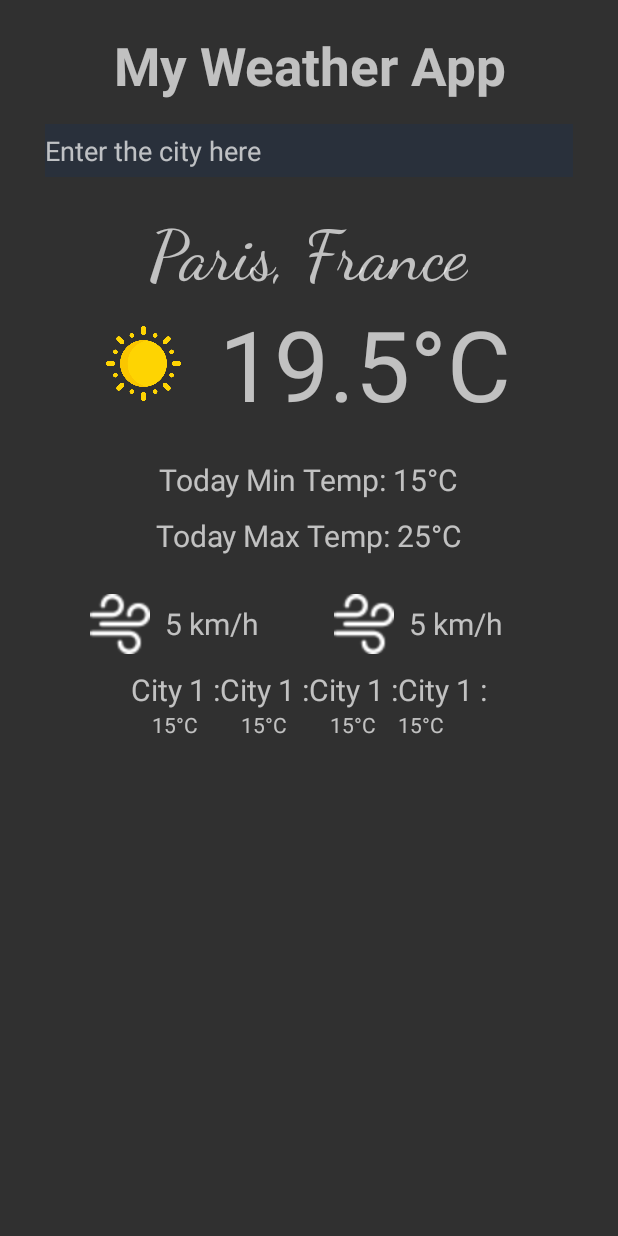
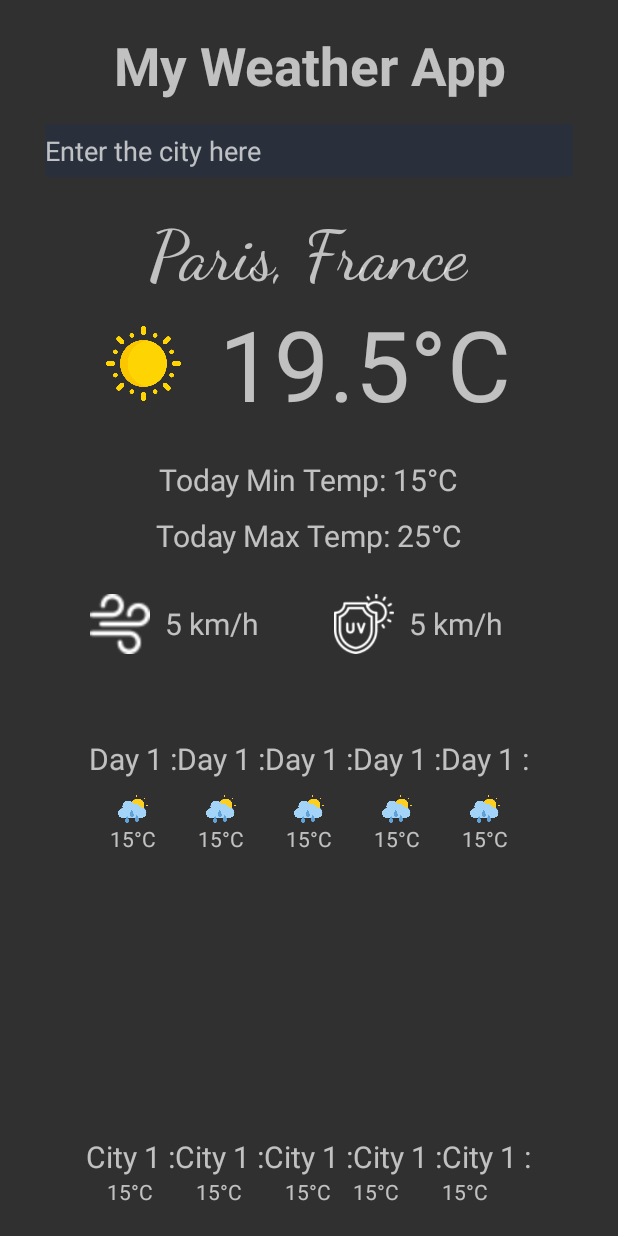
Before and after one commit to Anosy00/WeatherAppDevezeTheodore, an Android app built with Jetpack Compose: the screen it shows after launch (MainActivity), on a phone screen of 412 x 824 dp. Run offline under Robolectric (Android 15) with nearby library versions, the phone set to English and light mode, and no system bars.

Commit message:
Keep building visual interface

```diff
--- /dev/null
+++ b/WeatherApp2/androidApp/src/main/java/Constants.java
@@ -0,0 +1,3 @@
+public class Constants {
+    public static final String apiKey = "HZEWWXN4GMPXSQV5GBCDPU3BA";
+}
--- a/WeatherApp2/androidApp/src/main/res/layout/main_page_layout.xml
+++ b/WeatherApp2/androidApp/src/main/res/layout/main_page_layout.xml
@@ -106,7 +106,7 @@
             <ImageView
                 android:layout_width="40dp"
                 android:layout_height="40dp"
-                android:src="@drawable/wind"/>
+                android:src="@drawable/uvprotection"/>
 
             <TextView
                 android:layout_width="wrap_content"
@@ -121,14 +121,128 @@
     </LinearLayout>
 
 
+    <LinearLayout
+        android:layout_width="match_parent"
+        android:layout_height="0dp"
+        android:layout_weight="1"
+        android:orientation="horizontal"
+        android:gravity="center"
+        android:layout_marginBottom="20dp">
 
+        <LinearLayout
+            android:layout_width="wrap_content"
+            android:layout_height="wrap_content"
+            android:orientation="vertical">
 
+            <TextView
+                android:layout_width="wrap_content"
+                android:layout_height="wrap_content"
+                android:text="Day 1 :"
+                android:layout_marginBottom="10dp"
+                android:textSize="20dp"/>
+            <ImageView
+                android:layout_width="match_parent"
+                android:layout_height="20dp"
+                android:src="@drawable/sunandcloud" />
+            <TextView
+                android:layout_width="wrap_content"
+                android:layout_height="wrap_content"
+                android:text="15°C"
+                android:layout_gravity="center"/>
+        </LinearLayout>
+        <LinearLayout
+            android:layout_width="wrap_content"
+            android:layout_height="wrap_content"
+            android:orientation="vertical">
+
+            <TextView
+                android:layout_width="wrap_content"
+                android:layout_height="wrap_content"
+                android:text="Day 1 :"
+                android:textSize="20dp"
+                android:layout_marginBottom="10dp"/>
+            <ImageView
+                android:layout_width="match_parent"
+                android:layout_height="20dp"
+                android:src="@drawable/sunandcloud" />
+            <TextView
+                android:layout_width="wrap_content"
+                android:layout_height="wrap_content"
+                android:text="15°C"
+                android:layout_gravity="center"/>
+        </LinearLayout>
+        <LinearLayout
+            android:layout_width="wrap_content"
+            android:layout_height="wrap_content"
+            android:orientation="vertical">
+
+            <TextView
+                android:layout_width="wrap_content"
+                android:layout_height="wrap_content"
+                android:text="Day 1 :"
+                android:textSize="20dp"
+                android:layout_marginBottom="10dp"/>
+            <ImageView
+                android:layout_width="match_parent"
+                android:layout_height="20dp"
+                android:src="@drawable/sunandcloud" />
+            <TextView
+                android:layout_width="wrap_content"
+                android:layout_height="wrap_content"
+                android:text="15°C"
+                android:layout_gravity="center"/>
+        </LinearLayout>
+        <LinearLayout
+            android:layout_width="wrap_content"
+            android:layout_height="wrap_content"
+            android:orientation="vertical">
+
+            <TextView
+                android:layout_width="wrap_content"
+                android:layout_height="wrap_content"
+                android:text="Day 1 :"
+                android:textSize="20dp"
+                android:layout_marginBottom="10dp"/>
+            <ImageView
+                android:layout_width="match_parent"
+                android:layout_height="20dp"
+                android:src="@drawable/sunandcloud" />
+            <TextView
+                android:layout_width="wrap_content"
+                android:layout_height="wrap_content"
+                android:text="15°C"
+                android:layout_gravity="center"/>
+        </LinearLayout>
+        <LinearLayout
+            android:layout_width="wrap_content"
+            android:layout_height="wrap_content"
+            android:orientation="vertical">
+
+            <TextView
+                android:layout_width="wrap_content"
+                android:layout_height="wrap_content"
+                android:text="Day 1 :"
+                android:textSize="20dp"
+                android:layout_marginBottom="10dp"/>
+            <ImageView
+                android:layout_width="match_parent"
+                android:layout_height="20dp"
+                android:src="@drawable/sunandcloud" />
+            <TextView
+                android:layout_width="wrap_content"
+                android:layout_height="wrap_content"
+                android:text="15°C"
+                android:layout_gravity="center"/>
+        </LinearLayout>
+    </LinearLayout>
 
     <LinearLayout
         android:layout_width="match_parent"
-        android:layout_height="wrap_content"
+        android:layout_height="0dp"
+        android:layout_weight="1"
         android:orientation="horizontal"
-        android:gravity="center">
+        android:gravity="bottom|center"
+        android:layout_marginBottom="20dp">
 
         <LinearLayout
             android:layout_width="wrap_content"
@@ -193,6 +307,21 @@
                 android:layout_height="wrap_content"
                 android:text="15°C" />
         </LinearLayout>
+        <LinearLayout
+            android:layout_width="wrap_content"
+            android:layout_height="wrap_content"
+            android:orientation="vertical">
+
+            <TextView
+                android:layout_width="wrap_content"
+                android:layout_height="wrap_content"
+                android:text="City 1 :"
+                android:textSize="20dp"/>
+            <TextView
+                android:layout_width="wrap_content"
+                android:layout_height="wrap_content"
+                android:text="15°C" />
+        </LinearLayout>
     </LinearLayout>
 
 
```
Also changed, not shown: WeatherApp2/androidApp/src/main/res/drawable/uvprotection.png (renamed from WeatherApp2/androidApp/src/main/res/drawable/uv-protection.png).
